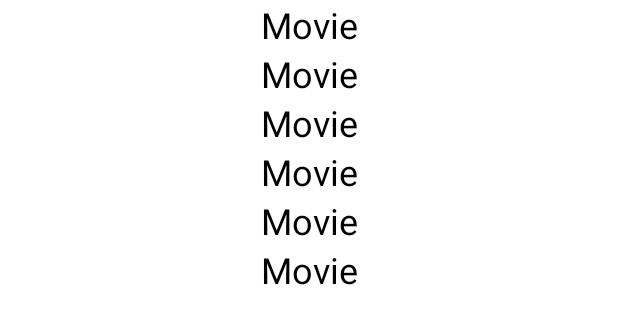
After one commit to St1ve/movie-reviewer, an Android app: the layout fragment_movie.xml on its own in the app's theme, with its tools: preview values and no code run, on a phone screen of 412 x 824 dp. The commit adds this screen. Shown: the top 324 px of the screen. Run offline under Robolectric (Android 15) with nearby library versions, the phone set to English and light mode, and no system bars.

Commit message:
Added test layouts

```diff
--- a/app/src/main/java/com/razdyakonov/movie_reviewer/movie/searchmovies/MovieFragment.kt
+++ b/app/src/main/java/com/razdyakonov/movie_reviewer/movie/searchmovies/MovieFragment.kt
@@ -14,7 +14,7 @@ class MovieFragment : Fragment() {
         container: ViewGroup?,
         savedInstanceState: Bundle?
     ): View? {
-        return inflater.inflate(R.layout.movie_fragment, container, false)
+        return inflater.inflate(R.layout.fragment_movie, container, false)
     }
 
     override fun onCreate(savedInstanceState: Bundle?) {
--- /dev/null
+++ b/app/src/main/res/layout/fragment_movie.xml
@@ -0,0 +1,14 @@
+<?xml version="1.0" encoding="utf-8"?>
+<FrameLayout xmlns:android="http://schemas.android.com/apk/res/android"
+    xmlns:tools="http://schemas.android.com/tools"
+    android:layout_width="match_parent"
+    android:layout_height="match_parent"
+    tools:context=".movie.searchmovies.MovieFragment">
+
+    <androidx.recyclerview.widget.RecyclerView
+        android:layout_width="match_parent"
+        android:layout_height="wrap_content"
+        tools:listitem="@layout/item_movie"
+        tools:itemCount="6"/>
+
+</FrameLayout>
--- /dev/null
+++ b/app/src/main/res/layout/item_movie.xml
@@ -0,0 +1,17 @@
+<?xml version="1.0" encoding="utf-8"?>
+<androidx.constraintlayout.widget.ConstraintLayout xmlns:android="http://schemas.android.com/apk/res/android"
+    xmlns:app="http://schemas.android.com/apk/res-auto"
+    android:layout_width="match_parent"
+    android:layout_height="wrap_content">
+
+    <TextView
+        android:layout_width="0dp"
+        android:layout_height="wrap_content"
+        android:gravity="center"
+        android:text="Movie"
+        android:textColor="@color/black"
+        android:textSize="24dp"
+        app:layout_constraintEnd_toEndOf="parent"
+        app:layout_constraintStart_toStartOf="parent" />
+
+</androidx.constraintlayout.widget.ConstraintLayout>
--- a/app/src/main/res/navigation/bottom_navigation_nav_graph.xml
+++ b/app/src/main/res/navigation/bottom_navigation_nav_graph.xml
@@ -9,7 +9,7 @@
         android:id="@+id/movieFragment"
         android:name="com.razdyakonov.movie_reviewer.movie.searchmovies.MovieFragment"
         android:label="movie_fragment"
-        tools:layout="@layout/movie_fragment" />
+        tools:layout="@layout/fragment_movie" />
 
     <fragment
         android:id="@+id/favouritesMoviesFragment"
```
Also changed, not shown: app/src/main/res/layout/movie_fragment.xml (deleted, +0 -14 lines).
